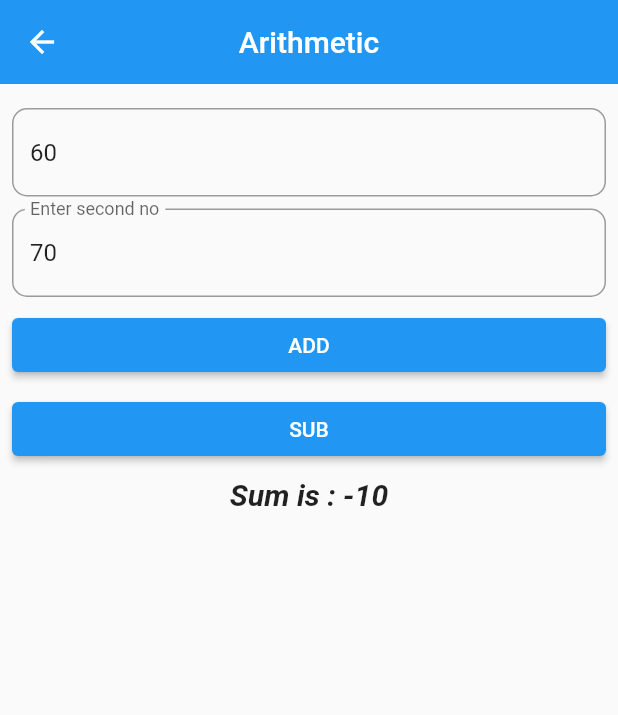
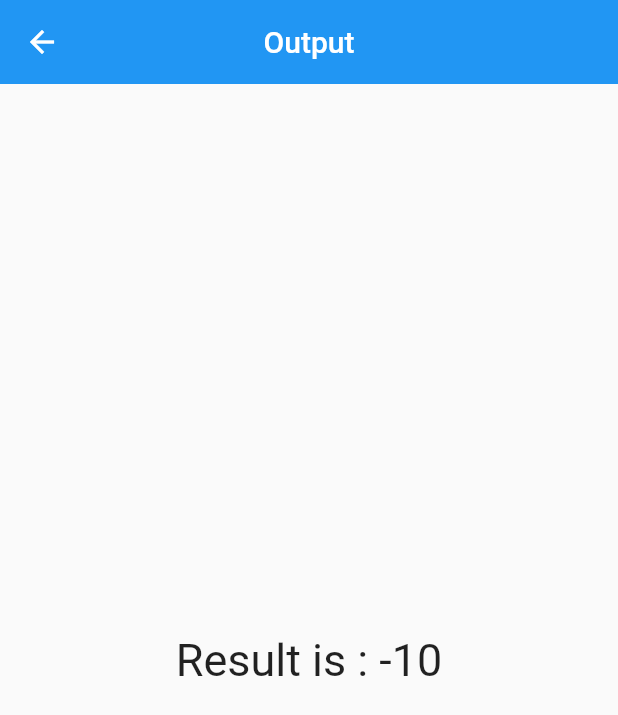
Before and after one commit to kiranrana8973/batch_30a, a Flutter app: the ArithmeticView screen opened by its route, after a tap on "ADD", after a tap on "SUB", on a phone screen of 412 x 824 dp. Shown: the top 715 px of the screen. Run offline on Flutter 3.47's test engine with Material 2 defaults, Android fonts, the phone set to English and light mode, and no system bars.

```diff
--- a/lib/app.dart
+++ b/lib/app.dart
@@ -3,8 +3,11 @@ import 'package:batch_30a/view/change_name_view.dart';
 import 'package:batch_30a/view/circle_view.dart';
 import 'package:batch_30a/view/column_view.dart';
 import 'package:batch_30a/view/dashboard.dart';
+import 'package:batch_30a/view/outputview.dart';
 import 'package:batch_30a/view/si_view.dart';
 import 'package:flutter/material.dart';
+
+import 'view/image_view.dart';
 
 class App extends StatelessWidget {
   const App({super.key});
@@ -21,6 +24,8 @@ class App extends StatelessWidget {
         '/circleRoute': (context) => const CircleView(),
         '/changeNameRoute': (context) => const ChangeNameView(),
         '/columnRoute': (context) => const ColumnView(),
+        '/outputRoute': (context) => const OutputView(),
+        '/imageRoute': (context) => const ImageView(),
       },
     );
   }
--- a/lib/view/arithemtic_view.dart
+++ b/lib/view/arithemtic_view.dart
@@ -23,6 +23,7 @@ class _ArithmeticViewState extends State<ArithmeticView> {
   void dispose() {
     firstController.dispose();
     secondController.dispose();
+
     super.dispose();
   }
 
@@ -36,6 +37,12 @@ class _ArithmeticViewState extends State<ArithmeticView> {
         int.parse(secondController.text),
       );
     });
+
+    Navigator.pushNamed(
+      context,
+      '/outputRoute',
+      arguments: result,
+    );
   }
 
   void sub() {
@@ -46,6 +53,12 @@ class _ArithmeticViewState extends State<ArithmeticView> {
         int.parse(secondController.text),
       );
     });
+    Navigator.pushNamed(
+      context,
+      '/outputRoute',
+      arguments: result,
+    );
+    //   result = ModalRoute.of(context)!.settings.arguments as int?;
   }
 
   final myKey = GlobalKey<FormState>();
--- /dev/null
+++ b/lib/view/outputview.dart
@@ -0,0 +1,43 @@
+import 'package:flutter/material.dart';
+
+class OutputView extends StatefulWidget {
+  const OutputView({super.key});
+
+  @override
+  State<OutputView> createState() => _OutputViewState();
+}
+
+class _OutputViewState extends State<OutputView> {
+  int? result;
+
+  // 1
+  @override
+  void initState() {
+    super.initState();
+  }
+
+  //2
+  @override
+  void didChangeDependencies() {
+    result = ModalRoute.of(context)!.settings.arguments as int?;
+
+    super.didChangeDependencies();
+  }
+
+  @override
+  Widget build(BuildContext context) {
+    return Scaffold(
+      appBar: AppBar(
+        title: const Text('Output'),
+        centerTitle: true,
+        elevation: 0,
+      ),
+      body: Center(
+        child: Text(
+          'Result is : ${result.toString()}',
+          style: const TextStyle(fontSize: 30),
+        ),
+      ),
+    );
+  }
+}
--- a/lib/view/si_view.dart
+++ b/lib/view/si_view.dart
@@ -7,7 +7,7 @@ class SiView extends StatelessWidget {
   Widget build(BuildContext context) {
     return Scaffold(
       appBar: AppBar(
-        title: const Text('SIasdasd'),
+        title: const Text('SI'),
       ),
     );
   }
```
Also changed, not shown: lib/view/dashboard.dart (+7 -0 lines), lib/view/image_view.dart (added, +45 -0 lines), pubspec.yaml (+4 -7 lines), assets/images/dahayang.png (added).
